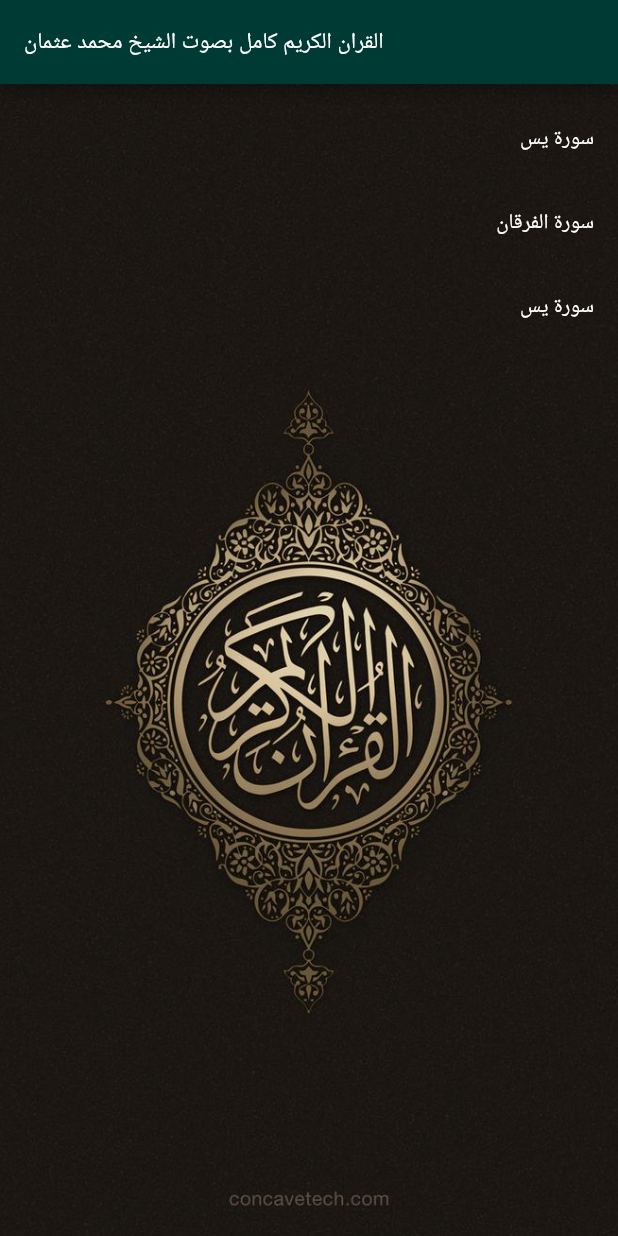
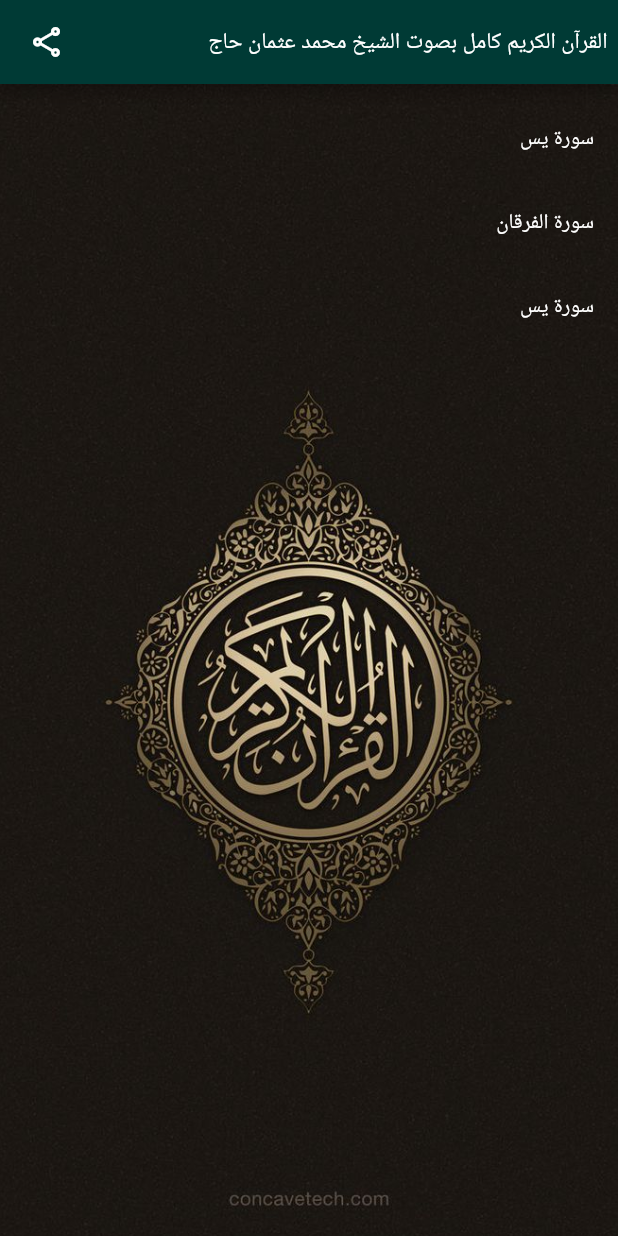
Before and after one commit to Yasser8351/quoran, a Flutter app: the screen it shows after launch, on a phone screen of 412 x 824 dp. Run offline on Flutter 3.47's test engine with Material 2 defaults, Android fonts, the phone set to English and light mode, and no system bars; our stand-ins replace assets_audio_player, audioplayers, share_plus.

Commit message:
change name and icon

```diff
--- a/lib/screen/play_music.dart
+++ b/lib/screen/play_music.dart
@@ -2,6 +2,7 @@ import 'dart:developer';
 
 import 'package:audioplayers/audioplayers.dart';
 import 'package:flutter/material.dart';
+import 'package:share_plus/share_plus.dart';
 
 import '../model/music_model.dart';
 
@@ -17,8 +18,6 @@ class _PlayMusicState extends State<PlayMusic> {
   late AudioCache cache;
   bool isPlaying = false;
   Duration currentPostion = Duration.zero;
-  // Duration currentPostion = const Duration();
-  //Duration(microseconds: (millis * 1000).toInt())
   Duration musicLength = const Duration();
   int index = 0;
   String name = 'no data';
@@ -40,26 +39,9 @@ class _PlayMusicState extends State<PlayMusic> {
     //getCurrentPostion();
   }
 
-  // @override
-  // void didChangeAppLifecycleState(AppLifecycleState state) {
-  //   log("state Screen : $state");
-  //   if (state == AppLifecycleState.resumed) {
-  //     // Audio player is a custom class with resume and pause static methods
-  //     playMusic("");
-  //     log("state Screen : $state");
-  //   } else {
-  //     log("state Screen : $state");
-  //     stopMusic();
-  //   }
-  // }
-
   setUp() {
     player.onAudioPositionChanged.listen((d) {
       // Give us the current position of the Audio file
-
-      // if (currentPostion == musicLength) {
-      //   setState(() => isPlaying = true);
-      // }
 
       setState(() {
         currentPostion = d;
@@ -99,37 +81,37 @@ class _PlayMusicState extends State<PlayMusic> {
               setState(() => isPlaying = false);
               stopMusic();
               return true;
-              // final differenc = DateTime.now().difference(timeBackPressed);
-              // final exitApp = differenc >= const Duration(seconds: 2);
-
-              // timeBackPressed = DateTime.now();
-
-              // if (exitApp) {
-              //   //setState(() => isPlaying = false);
-              //   //stopMusic();
-              //   ScaffoldMessenger.of(context).showSnackBar(
-              //     SnackBar(
-              //       backgroundColor: Theme.of(context).primaryColor,
-              //       duration: const Duration(seconds: 2),
-              //       content: const Text(
-              //         "اضغط مرة اخرى للخروج",
-              //         textAlign: TextAlign.right,
-              //       ),
-              //     ),
-              //   );
-              //   return false;
-              // } else {
-              //   return true;
-              // }
             },
             child: Scaffold(
               appBar: AppBar(
+                actions: [
+                  SizedBox(width: 7),
+                  IconButton(
+                    onPressed: () async {
+                      await Share.share("");
+                    },
+                    icon: Icon(Icons.share_outlined),
+                  ),
+                  Spacer(),
+                  Align(
+                    alignment: Alignment.center,
+                    child: const Text(
+                      "القرآن الكريم كامل بصوت الشيخ محمد عثمان حاج",
+                      textAlign: TextAlign.right,
+                      style: TextStyle(fontSize: 15),
+                    ),
+                  ),
+                  SizedBox(width: 7),
+                ],
                 backgroundColor: const Color.fromARGB(255, 0, 58, 53),
-                title: const Text(
-                  "القران الكريم كامل بصوت الشيخ محمد عثمان",
-                  textAlign: TextAlign.right,
-                  style: TextStyle(fontSize: 15),
-                ),
+                // title: Align(
+                //   alignment: Alignment.centerRight,
+                //   child: const Text(
+                //     "القرآن الكريم كامل بصوت الشيخ محمد عثمان حاج",
+                //     textAlign: TextAlign.right,
+                //     style: TextStyle(fontSize: 13),
+                //   ),
+                // ),
               ),
               bottomNavigationBar: Builder(builder: (context) {
                 if (expandedIndex == -1) {
@@ -151,7 +133,6 @@ class _PlayMusicState extends State<PlayMusic> {
                           mainAxisAlignment: MainAxisAlignment.spaceAround,
                           children: [
                             Text(formatTimeCurrentPostion(currentPostion)),
-                            //Text('${currentPostion.inSeconds.toDouble()}'),
                             SizedBox(
                                 width: 250,
                                 child: Slider(
```
Also changed, not shown: lib/main.dart (+0 -40 lines), lib/screen/play_file.dart (+83 -83 lines), pubspec.yaml (+10 -2 lines), pubspec.lock, 33 other files.
